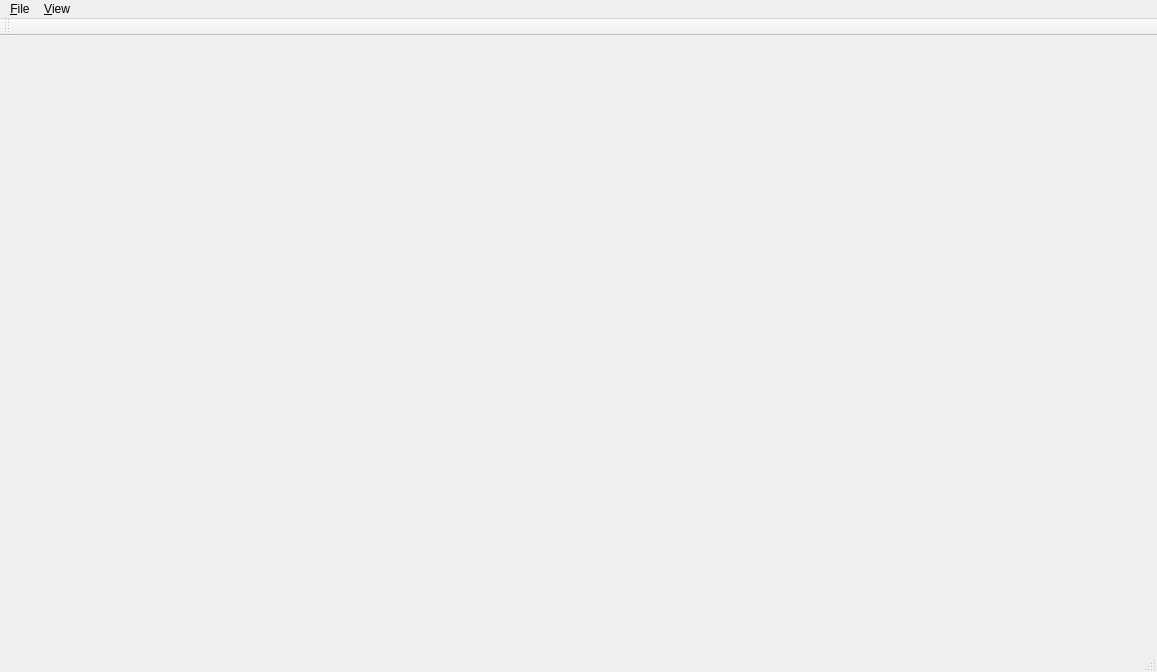
Before: the Qt Designer form MRIMainWindow.ui in vishalkumar2222/MRIAnalyzer, drawn with Qt 5.
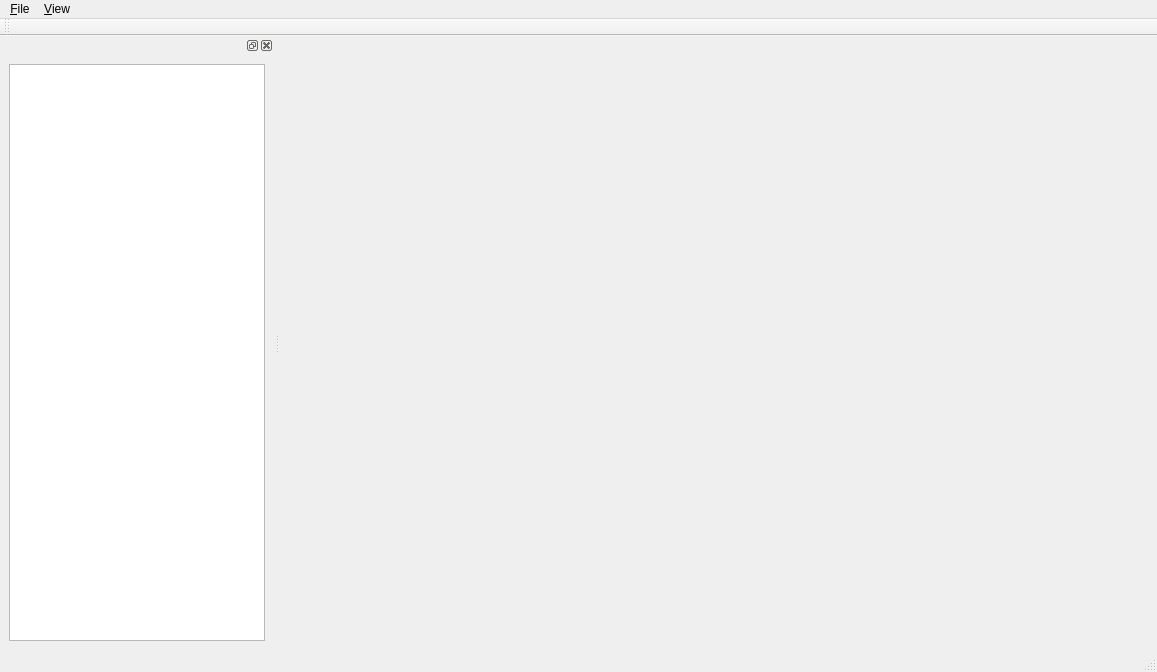
After: the same form once the commit is applied.

```diff
--- a/MRIMainWindow.ui
+++ b/MRIMainWindow.ui
@@ -65,6 +65,22 @@
     <bool>false</bool>
    </attribute>
   </widget>
+  <widget class="QDockWidget" name="dockWidget">
+   <attribute name="dockWidgetArea">
+    <number>1</number>
+   </attribute>
+   <widget class="QWidget" name="dockWidgetContents">
+    <layout class="QVBoxLayout" name="verticalLayout">
+     <item>
+      <widget class="QTreeView" name="treeView">
+       <property name="headerHidden">
+        <bool>true</bool>
+       </property>
+      </widget>
+     </item>
+    </layout>
+   </widget>
+  </widget>
   <action name="action_Exit">
    <property name="text">
     <string>&amp;Exit</string>
```
Left out of the diff: 20 changed lines with no effect on the pictures.
